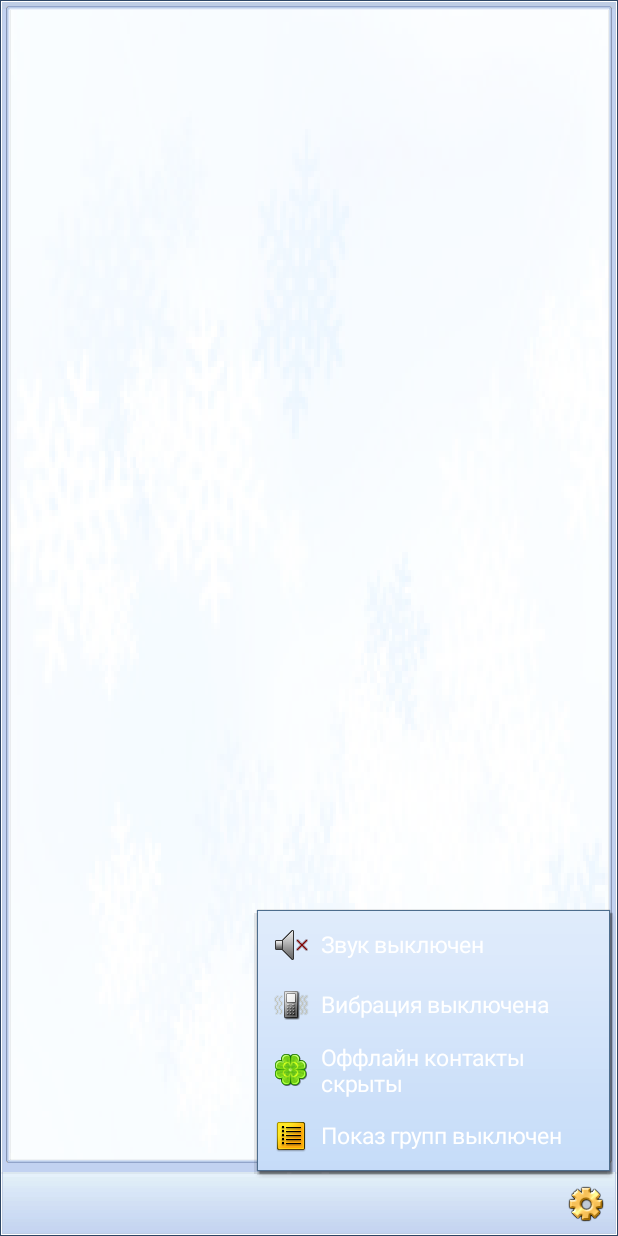
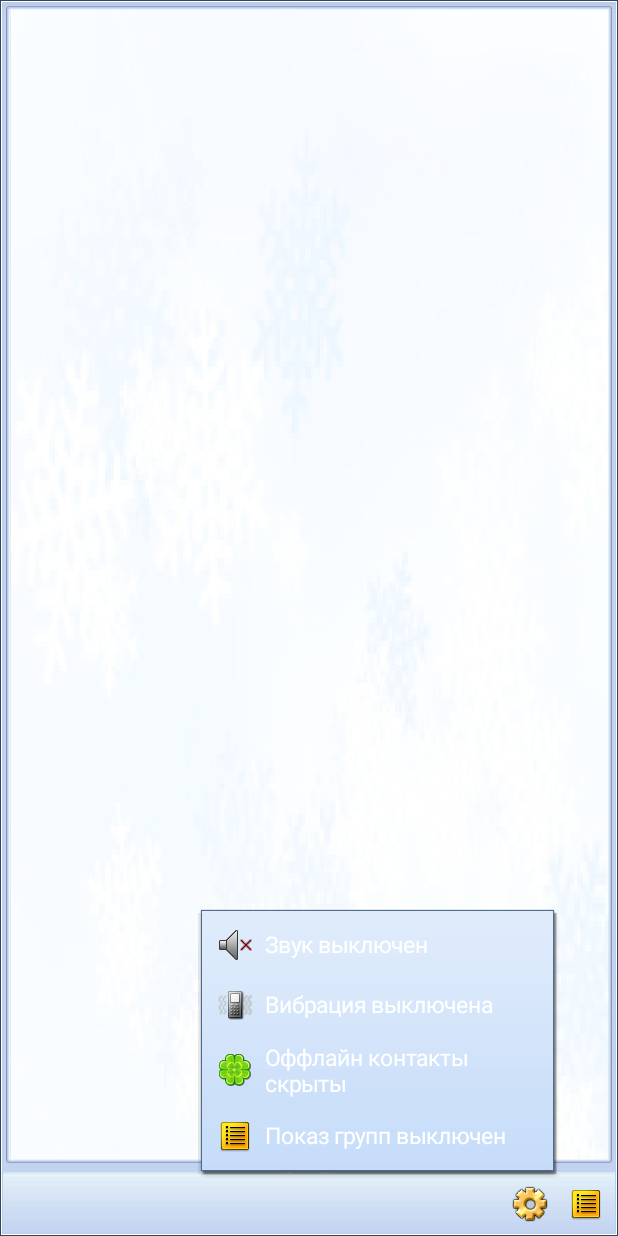
Before and after one commit to askML/Bimoid-IM, an Android app: the screen it shows after launch (ContactListActivity), after a tap on an icon or button, on a phone screen of 412 x 824 dp. Run offline under Robolectric (Android 15) with nearby library versions, the phone set to English and light mode, and no system bars; 10 statements that could not run were skipped.

Commit message:
кнопка главного меню

```diff
--- a/app/build.gradle
+++ b/app/build.gradle
@@ -19,12 +19,12 @@ android {
 
     compileSdkVersion 18
     buildToolsVersion "28.0.3"
-    defaultConfig.versionCode = 12
+    defaultConfig.versionCode = 13
     defaultConfig {
         applicationId "ru.ivansuper.bimoidim"
         minSdkVersion 4
         targetSdkVersion 10
-        versionName "1.0.4.8"
+        versionName "1.0.4.9"
         lintOptions {
             checkReleaseBuilds false
             // Or, if you prefer, you can continue to check for errors in release builds,
--- a/app/src/main/java/ru/ivansuper/bimoidim/ContactListActivity.java
+++ b/app/src/main/java/ru/ivansuper/bimoidim/ContactListActivity.java
@@ -1,6 +1,5 @@
 package ru.ivansuper.bimoidim;
 
-import android.annotation.SuppressLint;
 import android.app.Dialog;
 import android.app.Service;
 import android.content.DialogInterface;
@@ -272,6 +271,17 @@ public class ContactListActivity extends JFragmentActivity implements Callback,
         contacts = (ListView) findViewById(R.id.contact_list_list);
         bottom_panel = (LinearLayout) findViewById(R.id.contact_list_bottom_panel);
         attachInterface();
+
+        final ImageView main_menu = (ImageView) findViewById(R.id.contact_list_main_menu);
+        main_menu.setBackgroundDrawable(Interface.getSelector());
+        main_menu.setPadding(10, 10, 10, 10);
+        main_menu.setOnClickListener(new OnClickListener() {
+            @Override
+            public void onClick(View v) {
+                showDialog(2);
+            }
+        });
+
         final ImageView fast_settings = (ImageView) findViewById(R.id.contact_list_fast_settings);
         fast_settings.setBackgroundDrawable(Interface.getSelector());
         fast_settings.setPadding(10, 10, 10, 10);
@@ -506,7 +516,6 @@ public class ContactListActivity extends JFragmentActivity implements Callback,
         }
     }
 
-    @SuppressLint("ClickableViewAccessibility")
     protected Dialog onCreateDialog(final int type) {
         Dialog dialog = null;
         switch (type) {
@@ -526,7 +535,6 @@ public class ContactListActivity extends JFragmentActivity implements Callback,
                         public void onClick(View v) {
                             removeDialog(type);
                             ClipboardManager cm = (ClipboardManager) getSystemService(Service.CLIPBOARD_SERVICE);
-                            assert cm != null;
                             cm.setText(stack);
                             Toast.makeText(ContactListActivity.this, R.string.s_copied, Toast.LENGTH_SHORT).show();
                         }
@@ -1921,7 +1929,6 @@ public class ContactListActivity extends JFragmentActivity implements Callback,
                 break;
         }
         last_shown_dialog = dialog;
-        assert dialog != null;
         dialog.setOnDismissListener(new OnDismissListener() {
             @Override
             public void onDismiss(DialogInterface arg0) {
--- a/app/src/main/res/layout/contact_list.xml
+++ b/app/src/main/res/layout/contact_list.xml
@@ -1,8 +1,8 @@
 <?xml version="1.0" encoding="utf-8"?>
 <LinearLayout xmlns:android="http://schemas.android.com/apk/res/android"
+    xmlns:tools="http://schemas.android.com/tools"
     android:layout_width="fill_parent"
     android:layout_height="fill_parent"
-    xmlns:tools="http://schemas.android.com/tools"
     android:alwaysDrawnWithCache="false"
     android:orientation="vertical">
 
@@ -41,8 +41,8 @@
                     android:layout_height="wrap_content"
                     android:alwaysDrawnWithCache="false"
                     android:background="@drawable/contactlist_bottom_panel"
-                    android:gravity="center_vertical"
-                    android:baselineAligned="false">
+                    android:baselineAligned="false"
+                    android:gravity="center_vertical">
 
                     <HorizontalScrollView
                         android:layout_width="0dp"
@@ -71,6 +71,13 @@
                             android:layout_height="wrap_content"
                             android:src="@drawable/settings"
                             tools:ignore="ContentDescription" />
+
+                        <ImageView
+                            android:id="@+id/contact_list_main_menu"
+                            android:layout_width="wrap_content"
+                            android:layout_height="wrap_content"
+                            android:src="@drawable/hide_groups"
+                            tools:ignore="ContentDescription" />
                     </LinearLayout>
                 </LinearLayout>
             </LinearLayout>
```
